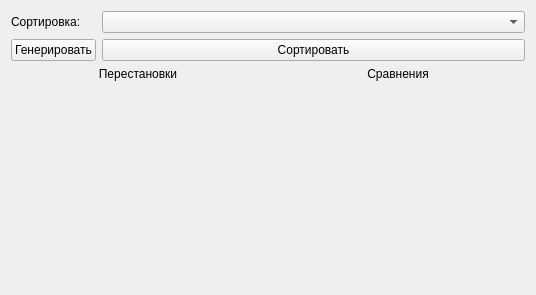
Above: sortsmainwindow.ui from imbirrr/Sorts before the change. Below: the same form after it.
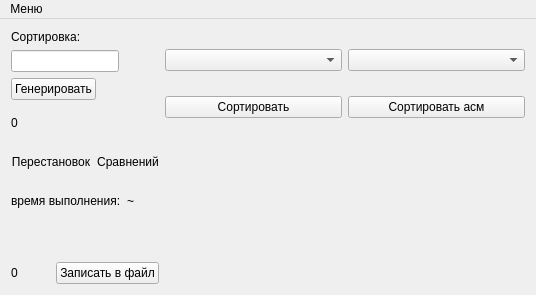
That is the form after the change.

Patch:
```diff
--- a/sortsmainwindow.ui
+++ b/sortsmainwindow.ui
@@ -14,68 +14,212 @@
    <string>SortsMainWindow</string>
   </property>
   <widget class="QWidget" name="centralWidget">
-   <layout class="QVBoxLayout" name="verticalLayout">
-    <item>
-     <layout class="QFormLayout" name="formLayout">
-      <item row="0" column="0">
+   <layout class="QGridLayout" name="gridLayout">
+    <item row="0" column="0">
+     <layout class="QVBoxLayout" name="verticalLayout">
+      <item>
        <widget class="QLabel" name="label">
         <property name="text">
          <string>Сортировка:</string>
         </property>
        </widget>
       </item>
-      <item row="0" column="1">
-       <widget class="QComboBox" name="sortChooser"/>
+      <item>
+       <widget class="QLineEdit" name="genLineEdit">
+        <property name="sizePolicy">
+         <sizepolicy hsizetype="Maximum" vsizetype="Fixed">
+          <horstretch>0</horstretch>
+          <verstretch>0</verstretch>
+         </sizepolicy>
+        </property>
+       </widget>
       </item>
-      <item row="1" column="0">
+      <item>
        <widget class="QPushButton" name="generateButton">
+        <property name="sizePolicy">
+         <sizepolicy hsizetype="Maximum" vsizetype="Fixed">
+          <horstretch>0</horstretch>
+          <verstretch>0</verstretch>
+         </sizepolicy>
+        </property>
         <property name="text">
          <string>Генерировать</string>
         </property>
        </widget>
       </item>
-      <item row="1" column="1">
-       <widget class="QPushButton" name="sortButton">
-        <property name="text">
-         <string>Сортировать</string>
-        </property>
-       </widget>
-      </item>
-      <item row="3" column="0" colspan="2">
-       <widget class="QLabel" name="statusLabel">
-        <property name="text">
-         <string/>
-        </property>
-       </widget>
-      </item>
-      <item row="2" column="0" colspan="2">
-       <layout class="QHBoxLayout" name="horizontalLayout_2">
+     </layout>
+    </item>
+    <item row="0" column="1" rowspan="2">
+     <layout class="QHBoxLayout" name="horizontalLayout_3">
+      <item>
+       <layout class="QVBoxLayout" name="verticalLayout_2">
         <item>
-         <widget class="QLabel" name="swapsLabel">
+         <widget class="QComboBox" name="sortChooser">
+          <property name="sizePolicy">
+           <sizepolicy hsizetype="Preferred" vsizetype="Fixed">
+            <horstretch>0</horstretch>
+            <verstretch>0</verstretch>
+           </sizepolicy>
+          </property>
+         </widget>
+        </item>
+        <item>
+         <widget class="QPushButton" name="sortButton">
+          <property name="sizePolicy">
+           <sizepolicy hsizetype="Preferred" vsizetype="Fixed">
+            <horstretch>0</horstretch>
+            <verstretch>0</verstretch>
+           </sizepolicy>
+          </property>
           <property name="text">
-           <string>Перестановки</string>
+           <string>Сортировать</string>
           </property>
-          <property name="alignment">
-           <set>Qt::AlignCenter</set>
+         </widget>
+        </item>
+       </layout>
+      </item>
+      <item>
+       <layout class="QVBoxLayout" name="verticalLayout_3">
+        <item>
+         <widget class="QComboBox" name="sortAsmChooser">
+          <property name="sizePolicy">
+           <sizepolicy hsizetype="Preferred" vsizetype="Fixed">
+            <horstretch>0</horstretch>
+            <verstretch>0</verstretch>
+           </sizepolicy>
           </property>
          </widget>
         </item>
         <item>
-         <widget class="QLabel" name="comparisonsLabel">
+         <widget class="QPushButton" name="sortAsmButton">
+          <property name="sizePolicy">
+           <sizepolicy hsizetype="Preferred" vsizetype="Fixed">
+            <horstretch>0</horstretch>
+            <verstretch>0</verstretch>
+           </sizepolicy>
+          </property>
           <property name="text">
-           <string>Сравнения</string>
+           <string>Сортировать асм</string>
           </property>
-          <property name="alignment">
-           <set>Qt::AlignCenter</set>
-          </property>
          </widget>
         </item>
        </layout>
       </item>
      </layout>
     </item>
+    <item row="1" column="0">
+     <widget class="QLabel" name="generatingTimeLabel">
+      <property name="text">
+       <string>0</string>
+      </property>
+     </widget>
+    </item>
+    <item row="2" column="0">
+     <layout class="QHBoxLayout" name="horizontalLayout_2">
+      <item>
+       <widget class="QLabel" name="swapsLabel">
+        <property name="text">
+         <string>Перестановок</string>
+        </property>
+        <property name="alignment">
+         <set>Qt::AlignCenter</set>
+        </property>
+       </widget>
+      </item>
+      <item>
+       <widget class="QLabel" name="comparisonsLabel">
+        <property name="text">
+         <string>Сравнений</string>
+        </property>
+        <property name="alignment">
+         <set>Qt::AlignCenter</set>
+        </property>
+       </widget>
+      </item>
+     </layout>
+    </item>
+    <item row="3" column="0">
+     <layout class="QHBoxLayout" name="horizontalLayout">
+      <item>
+       <widget class="QLabel" name="label_2">
+        <property name="text">
+         <string>время выполнения:</string>
+        </property>
+       </widget>
+      </item>
+      <item>
+       <widget class="QLabel" name="sortTimeLabel">
+        <property name="text">
+         <string>~</string>
+        </property>
+       </widget>
+      </item>
+     </layout>
+    </item>
+    <item row="4" column="0">
+     <widget class="QLabel" name="statusLabel">
+      <property name="text">
+       <string/>
+      </property>
+     </widget>
+    </item>
+    <item row="5" column="0">
+     <layout class="QHBoxLayout" name="FILEwRITElAYOUT">
+      <item>
+       <widget class="QLabel" name="writingTimeLabel">
+        <property name="text">
+         <string>0</string>
+        </property>
+       </widget>
+      </item>
+      <item>
+       <widget class="QPushButton" name="writeToFileButton">
+        <property name="text">
+         <string>Записать в файл</string>
+        </property>
+       </widget>
+      </item>
+     </layout>
+    </item>
    </layout>
   </widget>
+  <widget class="QMenuBar" name="menuBar">
+   <property name="geometry">
+    <rect>
+     <x>0</x>
+     <y>0</y>
+     <width>536</width>
+     <height>21</height>
+    </rect>
+   </property>
+   <widget class="QMenu" name="menu">
+    <property name="title">
+     <string>Меню</string>
+    </property>
+    <addaction name="action_00"/>
+    <addaction name="action_01"/>
+    <addaction name="action_02"/>
+   </widget>
+   <addaction name="menu"/>
+  </widget>
+  <action name="action_00">
+   <property name="text">
+    <string>Справка</string>
+   </property>
+   <property name="shortcut">
+    <string>F1</string>
+   </property>
+  </action>
+  <action name="action_01">
+   <property name="text">
+    <string>Сохранить сгенерированное</string>
+   </property>
+  </action>
+  <action name="action_02">
+   <property name="text">
+    <string>Сохранить отсортированное</string>
+   </property>
+  </action>
  </widget>
  <layoutdefault spacing="6" margin="11"/>
  <resources/>
```
